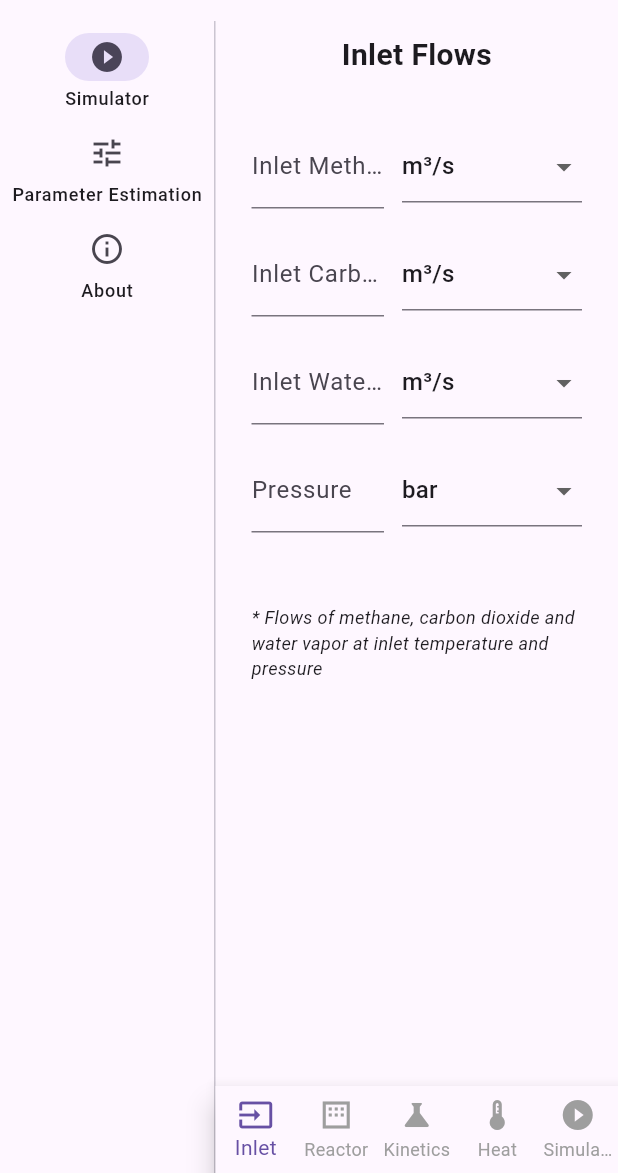
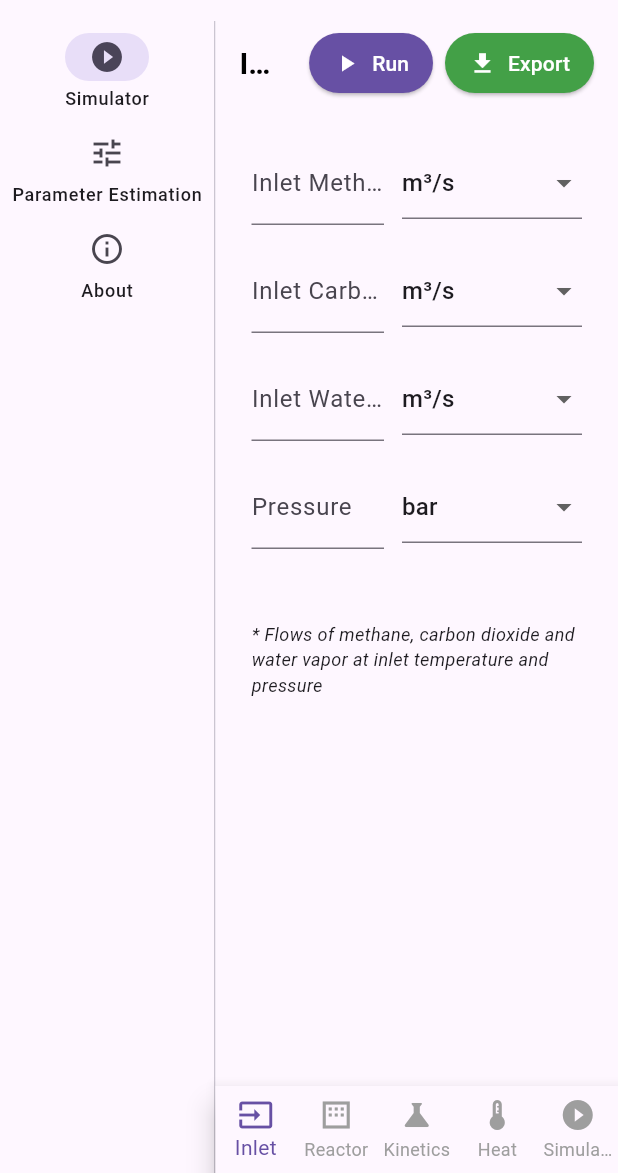
Before and after one commit to ErickBonruque/DRMS-FRONT, a Flutter app: the screen it shows after launch, on a phone screen of 412 x 824 dp, the part 63-1236 px from its top. Run offline on Flutter 3.47's test engine with Material 3 defaults, Android fonts, the phone set to English and light mode, and no system bars; missing offline and left inert: flutter_math_fork.

Commit message:
feat: Add simulation controls and equation selection in SimulateTab

```diff
--- a/lib/ui/screens/home_screen.dart
+++ b/lib/ui/screens/home_screen.dart
@@ -40,6 +40,7 @@ class _HomeScreenState extends State<HomeScreen> {
     return Scaffold(
       appBar: AppBar(
         title: const Text('DRMS'),
+        elevation: _selectedIndex == 0 ? 0 : 4, // Remove elevation if in Simulator screen
       ),
       body: Row(
         children: [
--- a/lib/ui/screens/simulator/simulator_screen.dart
+++ b/lib/ui/screens/simulator/simulator_screen.dart
@@ -38,18 +38,62 @@ class _SimulatorScreenState extends State<SimulatorScreen> {
     });
   }
 
+  void _runSimulation() {
+    // Lógica para executar a simulação
+    ScaffoldMessenger.of(context).showSnackBar(
+      const SnackBar(content: Text('Starting simulation...')),
+    );
+  }
+
+  void _exportData() {
+    // Lógica para exportar os dados
+    ScaffoldMessenger.of(context).showSnackBar(
+      const SnackBar(content: Text('Exporting data...')),
+    );
+  }
+
   @override
   Widget build(BuildContext context) {
-    return Column(
-      children: [
-        // Titulo da aba selecionada
+    return Scaffold(
+      appBar: AppBar(
+        backgroundColor: Colors.transparent,
+        elevation: 0,
+        title: Text(
+          _titles[_selectedIndex],
+          style: const TextStyle(fontSize: 20, fontWeight: FontWeight.bold, color: Colors.black),
+        ),
+        centerTitle: true,
+        actions: [
           Padding(
-          padding: const EdgeInsets.symmetric(vertical: 8.0),
-          child: Text(
-            _titles[_selectedIndex],
-            style: const TextStyle(fontSize: 20, fontWeight: FontWeight.bold),
+            padding: const EdgeInsets.symmetric(horizontal: 8.0),
+            child: ElevatedButton.icon(
+              onPressed: _runSimulation,
+              icon: const Icon(Icons.play_arrow),
+              label: const Text("Run"),
+              style: ElevatedButton.styleFrom(
+                backgroundColor: Theme.of(context).primaryColor,
+                foregroundColor: Colors.white,
+                padding: const EdgeInsets.symmetric(horizontal: 16),
               ),
             ),
+          ),
+          Padding(
+            padding: const EdgeInsets.only(right: 16.0),
+            child: ElevatedButton.icon(
+              onPressed: _exportData,
+              icon: const Icon(Icons.download),
+              label: const Text("Export"),
+              style: ElevatedButton.styleFrom(
+                backgroundColor: Colors.green.shade600,
+                foregroundColor: Colors.white,
+                padding: const EdgeInsets.symmetric(horizontal: 16),
+              ),
+            ),
+          ),
+        ],
+      ),
+      body: Column(
+        children: [
           // Main content
           Expanded(
             child: _tabs[_selectedIndex],
@@ -90,6 +134,7 @@ class _SimulatorScreenState extends State<SimulatorScreen> {
             ],
           ),
         ],
+      ),
     );
   }
 }
```
Also changed, not shown: lib/ui/screens/simulator/tabs/simulate_tab.dart (+146 -42 lines). Lines whose indentation alone changed are shown as unchanged.
